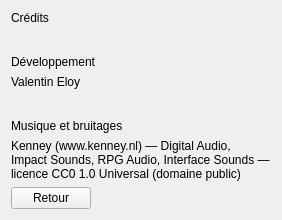
The window that Source/Elements/UI/CreditsScreen.ui (azertval/ProjectGaming) describes before a commit, drawn with Qt 5.
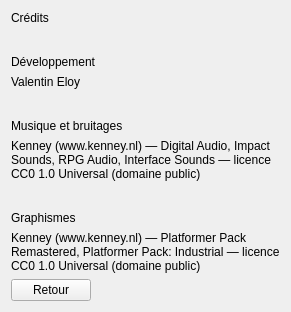
The same window after the commit.

What changed in the file:
```diff
--- a/Source/Elements/UI/CreditsScreen.ui
+++ b/Source/Elements/UI/CreditsScreen.ui
@@ -48,6 +48,26 @@
      <property name="text"><string>Kenney (www.kenney.nl) — Digital Audio, Impact Sounds, RPG Audio, Interface Sounds — licence CC0 1.0 Universal (domaine public)</string></property>
     </widget>
    </item>
+   <item>
+    <spacer name="graphicsSpacer">
+     <property name="orientation"><enum>Qt::Vertical</enum></property>
+     <property name="sizeType"><enum>QSizePolicy::Fixed</enum></property>
+     <property name="sizeHint" stdset="0"><size><width>0</width><height>24</height></size></property>
+    </spacer>
+   </item>
+   <item>
+    <widget class="QLabel" name="graphicsLabel">
+     <property name="text"><string>Graphismes</string></property>
+    </widget>
+   </item>
+   <item>
+    <widget class="QLabel" name="graphicsCredit">
+     <!-- Noms propres et licence : jamais traduits. Detail complet dans
+          Source/Elements/Assets/CREDITS.md (fichier par fichier). -->
+     <property name="wordWrap"><bool>true</bool></property>
+     <property name="text"><string>Kenney (www.kenney.nl) — Platformer Pack Remastered, Platformer Pack: Industrial — licence CC0 1.0 Universal (domaine public)</string></property>
+    </widget>
+   </item>
    <item>
     <spacer name="bottomSpacer">
      <property name="orientation"><enum>Qt::Vertical</enum></property>
```
